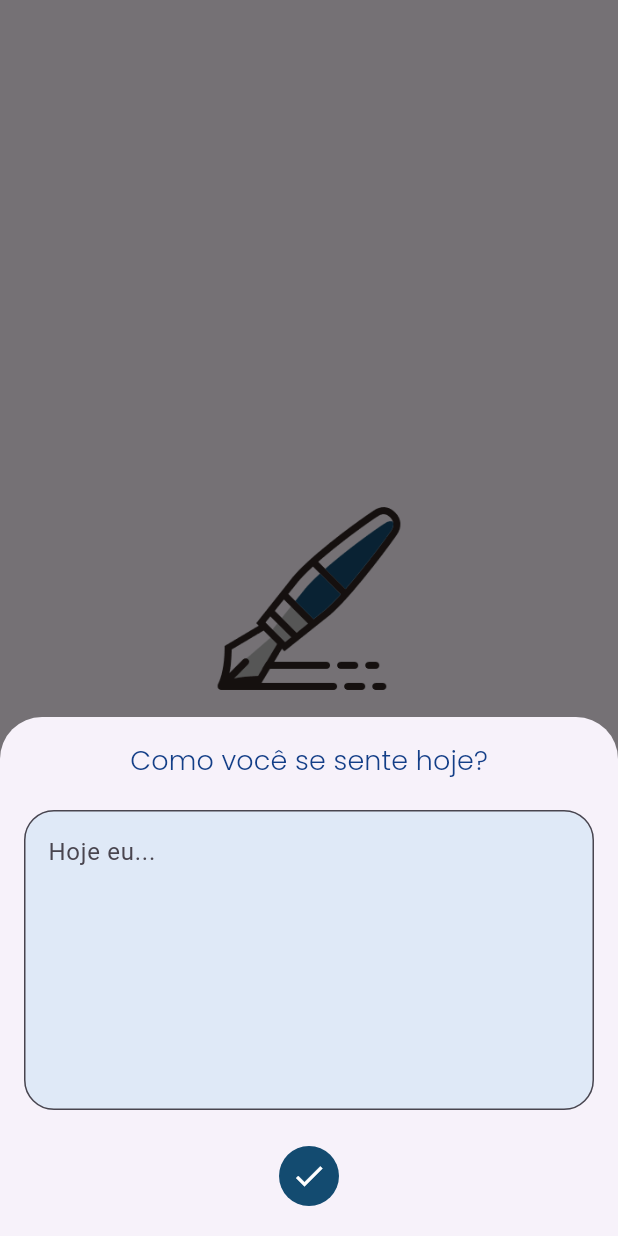
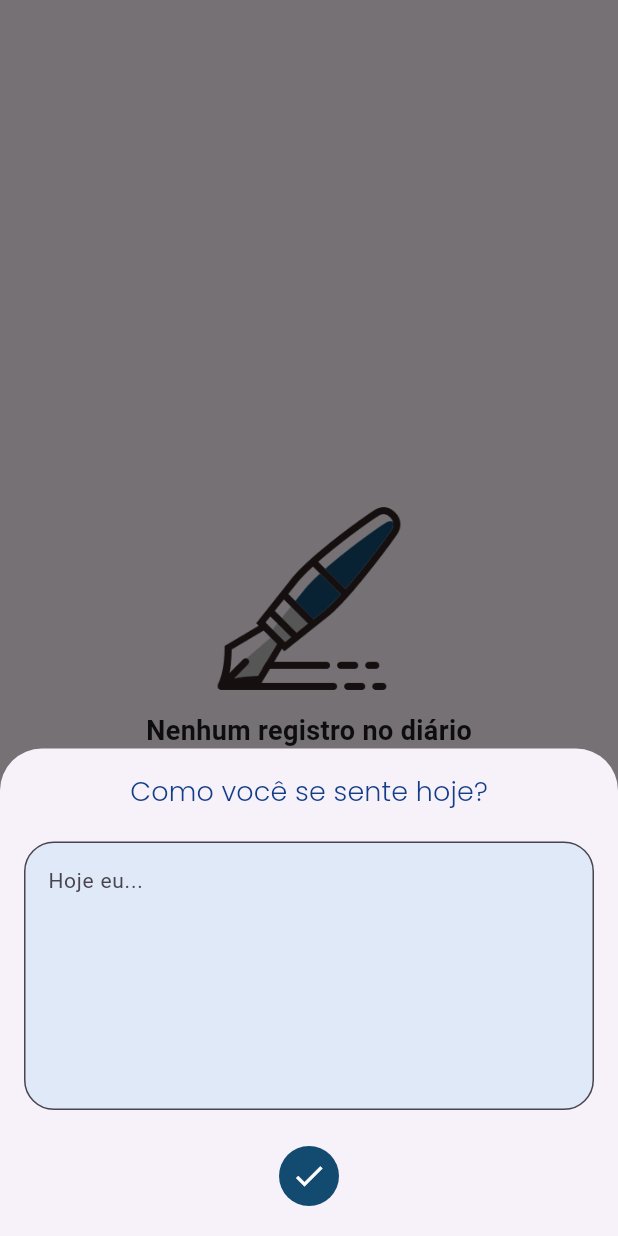
Before and after one commit to JVictor25/Dispositivos-Moveis-Projeto-, a Flutter app: the Diary screen opened directly, after a tap on the "add" icon, on a phone screen of 412 x 824 dp. Run offline on Flutter 3.47's test engine with Material 3 defaults, Android fonts, the phone set to English and light mode, and no system bars; our stand-ins replace flutter_svg.

Commit message:
reorganização dos alertDialog

```diff
--- a/breakpoint_app/lib/model/DiaryEntry.dart
+++ b/breakpoint_app/lib/model/DiaryEntry.dart
@@ -1,7 +1,7 @@
 class DiaryEntry {
 
-  DiaryEntry({required this.body});
+  DiaryEntry({required this.body, DateTime? date}): date = date ?? DateTime.now();
 
   String body;
-  DateTime date = DateTime.now();
+  DateTime date;
 }
--- a/breakpoint_app/lib/screens/addiction_screen.dart
+++ b/breakpoint_app/lib/screens/addiction_screen.dart
@@ -82,6 +82,7 @@
       floatingActionButtonLocation: FloatingActionButtonLocation.endFloat,
       floatingActionButton: FloatingActionButton(
         backgroundColor: Color(0xFF134B70),
+        foregroundColor: Colors.white,
         onPressed: _openViceForm,
         child: Icon(Icons.add),
       ),
--- a/breakpoint_app/lib/screens/diary_screen.dart
+++ b/breakpoint_app/lib/screens/diary_screen.dart
@@ -8,25 +8,32 @@
   final List<DiaryEntry> entries;
 
   Diary({super.key})
-      : entries = [
-          // DiaryEntry(
-          //     body:
-          //         'Passei na frente do bar, foi difícil mas consegui resistir.'),
-          // DiaryEntry(
-          //     body:
-          //         'Hoje perdi de novo. Estava com um pressentimento de que iria ganhar dessa vez, mas não foi assim. Me sinto meio culpado, mas, ao mesmo tempo, tudo o que penso é em como posso melhorar minha próxima aposta. Acendi um cigarro logo que saí da casa de apostas. O gosto nem me agrada mais, mas ajuda a acalmar o nervosismo. Devo uns R\$500 agora.'),
-          // DiaryEntry(
-          //     body:
-          //         'Passei na frente do bar, foi difícil mas consegui resistir.'),
-          // DiaryEntry(
-          //     body:
-          //         'Passei na frente do bar, foi difícil mas consegui resistir.'),
-          // DiaryEntry(
-          //     body:
-          //         'Passei na frente do bar, foi difícil mas consegui resistir.'),
-          // DiaryEntry(
-          //     body:
-          //         'Passei na frente do bar, foi difícil mas consegui resistir.'),
+      : entries = [/*
+          DiaryEntry(
+            body: 'Passei na frente do bar, foi difícil mas consegui resistir.',
+            date: DateTime(2024, 10, 1),
+          ),
+          DiaryEntry(
+            body:
+                'Hoje perdi de novo. Estava com um pressentimento de que iria ganhar dessa vez, mas não foi assim. Me sinto meio culpado, mas, ao mesmo tempo, tudo o que penso é em como posso melhorar minha próxima aposta. Acendi um cigarro logo que saí da casa de apostas. O gosto nem me agrada mais, mas ajuda a acalmar o nervosismo. Devo uns R\$500 agora.',
+            date: DateTime(2024, 10, 5),
+          ),
+          DiaryEntry(
+            body: 'Passei na frente do bar, foi difícil mas consegui resistir.',
+            date: DateTime(2024, 10, 10),
+          ),
+          DiaryEntry(
+            body: 'Passei na frente do bar, foi difícil mas consegui resistir.',
+            date: DateTime(2024, 10, 15),
+          ),
+          DiaryEntry(
+            body: 'Passei na frente do bar, foi difícil mas consegui resistir.',
+            date: DateTime(2024, 10, 20),
+          ),
+          DiaryEntry(
+            body: 'Passei na frente do bar, foi difícil mas consegui resistir.',
+            date: DateTime(2024, 10, 25),
+          ),*/
         ];
 
   @override
@@ -34,7 +41,6 @@
 }
 
 class _DiaryState extends State<Diary> {
-
   void _addEntry(String body) {
     widget.entries.add(DiaryEntry(body: body));
 
@@ -56,8 +62,7 @@
             ),
             child: SingleChildScrollView(child: DiaryForm(onSubmit: _addEntry)),
           );
-        }
-    );
+        });
   }
 
   void _removeEntry(DiaryEntry entry) {
@@ -78,16 +83,16 @@
           actions: [
             TextButton(
               onPressed: () {
-                Navigator.of(context).pop();
-              },
-              child: Text('Cancelar'),
-            ),
-            TextButton(
-              onPressed: () {
                 _removeEntry(entry);
                 Navigator.of(context).pop();
               },
               child: Text('Excluir'),
+            ),
+            TextButton(
+              onPressed: () {
+                Navigator.of(context).pop();
+              },
+              child: Text('Cancelar'),
             ),
           ],
         );
@@ -129,7 +134,8 @@
                             mainAxisAlignment: MainAxisAlignment.spaceBetween,
                             children: [
                               Text(
-                          DateFormat('dd/MM/yyyy').format(widget.entries[index].date),
+                                DateFormat('dd/MM/yyyy')
+                                    .format(widget.entries[index].date),
                                 style: TextStyle(
                                   fontSize: 16,
                                   fontWeight: FontWeight.bold,
@@ -140,7 +146,8 @@
                                   Icons.delete,
                                   color: Color.fromRGBO(30, 30, 30, 1),
                                 ),
-                          onPressed: () => _openConfirmationModel(widget.entries[index]),
+                                onPressed: () => _openConfirmationModel(
+                                    widget.entries[index]),
                               ),
                             ],
                           ),
--- a/breakpoint_app/lib/screens/login_screen.dart
+++ b/breakpoint_app/lib/screens/login_screen.dart
@@ -53,14 +53,11 @@
             context: context,
             builder: (BuilderContext) {
               return AlertDialog(
-                backgroundColor: Color(0xffCBDCEB),
                 title: Text(
                   "Erro!!",
-                  style: Theme.of(context).textTheme.titleMedium,
                 ),
                 content: Text(
                   "Nome de Usuário ou Senha incorretos!",
-                  style: Theme.of(context).textTheme.bodySmall,
                 ),
                 actions: [
                   TextButton(
@@ -69,7 +66,6 @@
                       },
                       child: Text(
                         "Tentar novamente",
-                        style: Theme.of(context).textTheme.titleSmall,
                       ))
                 ],
               );
--- a/breakpoint_app/lib/widgets/diary_form.dart
+++ b/breakpoint_app/lib/widgets/diary_form.dart
@@ -46,6 +46,11 @@
               ),
               hintText: 'Hoje eu...',
             ),
+            style: TextStyle(
+                fontFamily: 'roboto',
+                fontSize: 14,
+                color: Colors.black87,
+              ),
           ),
           SizedBox(height: 20),
           IconButton.filled(
--- a/breakpoint_app/lib/widgets/register_user.dart
+++ b/breakpoint_app/lib/widgets/register_user.dart
@@ -39,14 +39,11 @@
           context: context,
           builder: (BuilderContext) {
             return AlertDialog(
-              backgroundColor: Color(0xffCBDCEB),
               title: Text(
                 "Erro!!",
-                style: Theme.of(context).textTheme.titleMedium,
               ),
               content: Text(
                 "Por favor preencha todos os campos e tente efetuar o cadastro novamente!",
-                style: Theme.of(context).textTheme.bodySmall,
               ),
               actions: [
                 TextButton(
@@ -55,7 +52,6 @@
                     },
                     child: Text(
                       "Tentar novamente",
-                      style: Theme.of(context).textTheme.titleSmall,
                     ))
               ],
             );
```
Also changed, not shown: breakpoint_app/lib/components/drawer.dart (+6 -7 lines), breakpoint_app/lib/widgets/vice_form.dart (+8 -4 lines), breakpoint_app/lib/widgets/vice_list.dart (+10 -10 lines). Lines whose indentation alone changed are shown as unchanged.
